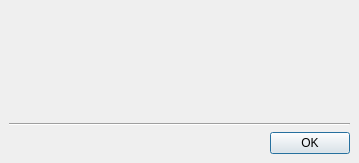
First picture: the form in dialogs/information.ui, repository rgriebl/brickstore, before the edit.
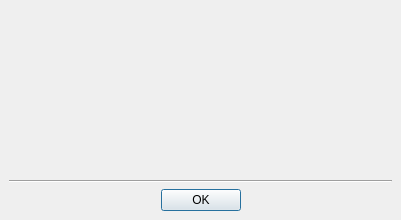
Second picture: the form after the edit. Icons and pictures are not drawn.

Commit message: fixed the about dialog

The edit to the form file:
```diff
--- a/dialogs/information.ui
+++ b/dialogs/information.ui
@@ -5,8 +5,8 @@
    <rect>
     <x>0</x>
     <y>0</y>
-    <width>359</width>
-    <height>163</height>
+    <width>401</width>
+    <height>220</height>
    </rect>
   </property>
   <property name="windowTitle" >
@@ -48,6 +48,9 @@
      <property name="alignment" >
       <set>Qt::AlignLeading|Qt::AlignLeft|Qt::AlignTop</set>
      </property>
+     <property name="wordWrap" >
+      <bool>true</bool>
+     </property>
      <property name="textInteractionFlags" >
       <set>Qt::TextBrowserInteraction</set>
      </property>
@@ -68,6 +71,9 @@
      <property name="standardButtons" >
       <set>QDialogButtonBox::Ok</set>
      </property>
+     <property name="centerButtons" >
+      <bool>true</bool>
+     </property>
     </widget>
    </item>
   </layout>
```
The commit also changes 1 other file.
